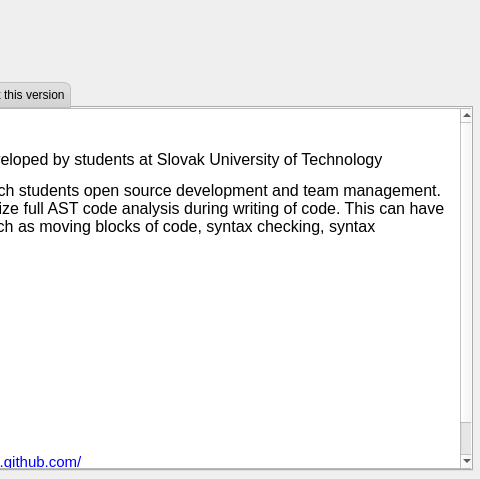
The window that ui/abouttrolledit.ui (Innovators-Team10/TrollEdit) describes before a commit, drawn with Qt 5; both pictures show x 278 to 758 and y 0 to 479 of the 758 by 479 pixel window.
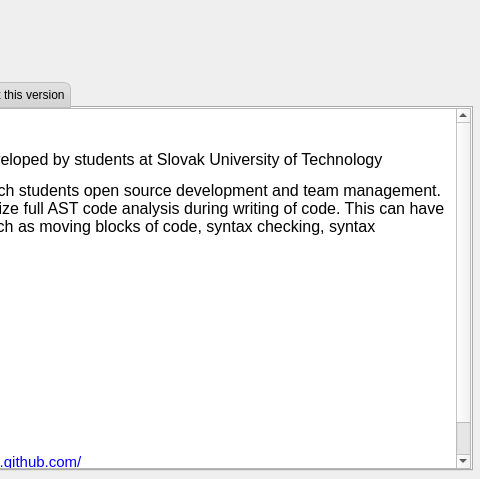
The same window after the commit. Icons and pictures are not drawn.

What changed in the file:
```diff
--- a/ui/abouttrolledit.ui
+++ b/ui/abouttrolledit.ui
@@ -70,7 +70,7 @@
       <rect>
        <x>0</x>
        <y>0</y>
-       <width>741</width>
+       <width>737</width>
        <height>361</height>
       </rect>
      </property>
```
Left out of the diff: 8 changed lines with no effect on the pictures.
